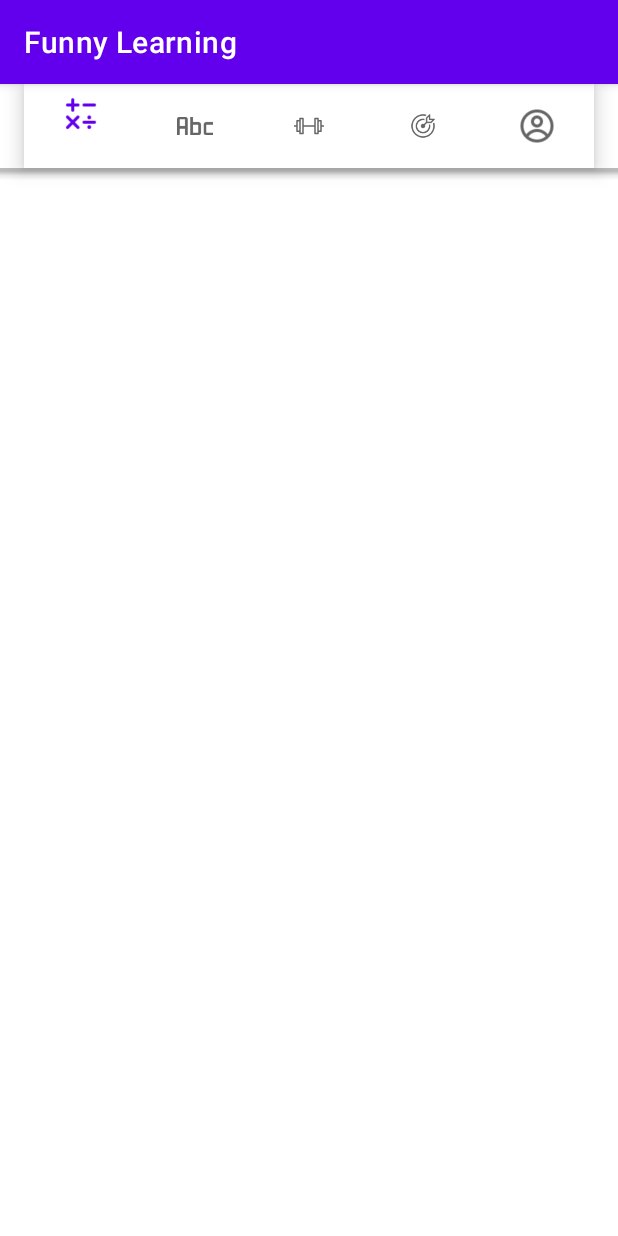
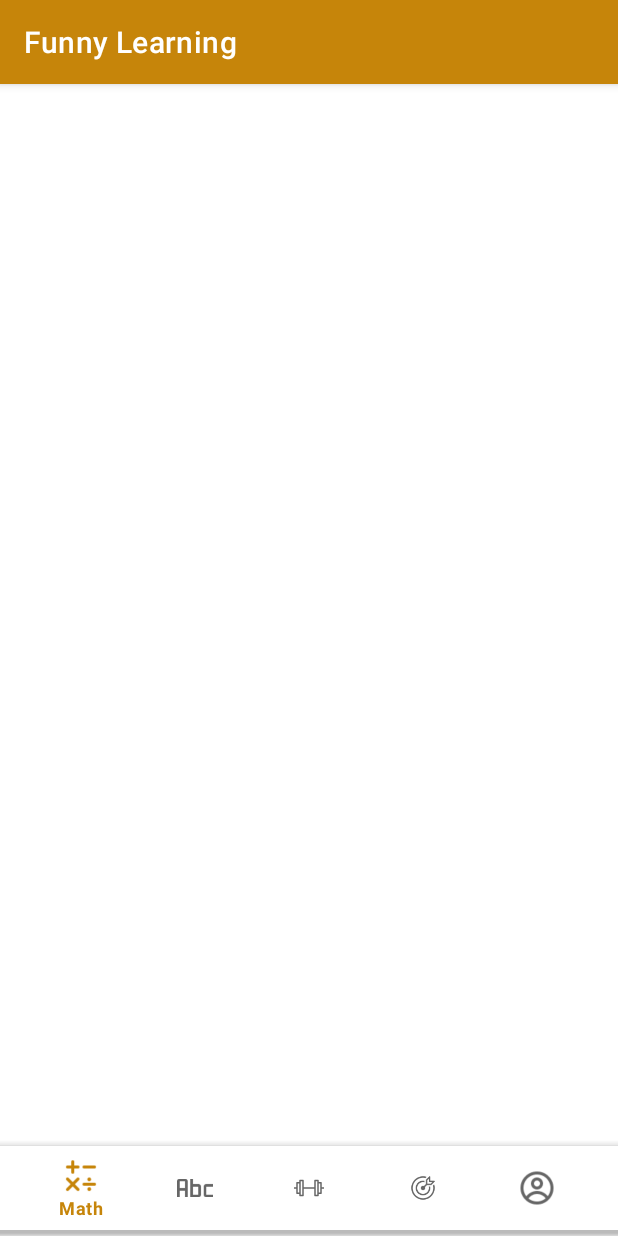
Before and after one commit to LarissaTan/SWE311-Mobile-design-Java-, an Android app: the Homepage screen opened directly, with no data from a screen before it, on a phone screen of 412 x 824 dp. Run offline under Robolectric (Android 15) with nearby library versions, the phone set to English and light mode, and no system bars; Roboto replaces fonts that are not available here.

Commit message:
navigation is done without bugs

```diff
--- a/app/src/main/java/com/example/funnylearning/MainActivity.java
+++ b/app/src/main/java/com/example/funnylearning/MainActivity.java
@@ -24,7 +24,7 @@ public class MainActivity extends AppCompatActivity {
         Timer timer = new Timer();
         timer.schedule(new TimerTask() {
             public void run() {
-                Intent it = new Intent(MainActivity.this, Login.class);
+                Intent it = new Intent(MainActivity.this, Homepage.class);
                 startActivity(it);
             }
         }, 3000);
--- /dev/null
+++ b/app/src/main/res/drawable/transparent_background.xml
@@ -0,0 +1,9 @@
+<?xml version="1.0" encoding="utf-8"?>
+<shape xmlns:android="http://schemas.android.com/apk/res/android"
+    android:padding="10dp"
+    android:shape="rectangle">
+
+    <solid android:color="#00000000"/>
+
+
+</shape>
--- a/app/src/main/res/layout/activity_homepage.xml
+++ b/app/src/main/res/layout/activity_homepage.xml
@@ -8,32 +8,40 @@
 
     <FrameLayout
         android:id="@+id/frame_layout_homepage"
-        android:layout_marginTop="140dp"
         android:layout_width="match_parent"
-        android:layout_height="480dp" />
-
+        android:layout_height="match_parent"
+        android:layout_marginBottom="65dp"
+        app:layout_constraintBottom_toTopOf="@+id/bottomApp"
+        app:layout_constraintTop_toTopOf="parent"
+        tools:ignore="MissingConstraints"/>
 
     <com.google.android.material.bottomappbar.BottomAppBar
+        android:id="@+id/bottomApp"
         android:layout_width="match_parent"
         android:layout_height="wrap_content"
-        android:id="@+id/bottomApp"
         android:layout_gravity="bottom"
+        android:layout_marginBottom="4dp"
         android:background="#ffffff"
-        app:fabCradleVerticalOffset="10dp"
         app:fabCradleMargin="10dp"
         app:fabCradleRoundedCornerRadius="10dp"
-        tools:ignore="BottomAppBar,MissingConstraints">
+        app:fabCradleVerticalOffset="10dp"
+        app:layout_constraintBottom_toBottomOf="parent"
+        app:layout_constraintStart_toStartOf="parent"
+        tools:ignore="BottomAppBar">
 
         <com.google.android.material.bottomnavigation.BottomNavigationView
             android:id="@+id/bottomNavigationView"
             android:layout_width="match_parent"
             android:layout_height="wrap_content"
+            app:itemRippleColor="#C6850A"
+            app:itemTextColor="#C6850A"
             android:layout_marginRight="16dp"
+            android:background="@drawable/transparent_background"
             app:itemIconSize="@dimen/design_navigation_icon_size"
             app:layout_constraintBottom_toBottomOf="parent"
             app:layout_constraintEnd_toEndOf="parent"
             app:layout_constraintStart_toStartOf="parent"
-            app:menu="@menu/navigation"/>
+            app:menu="@menu/navigation" />
 
     </com.google.android.material.bottomappbar.BottomAppBar>
 
--- a/app/src/main/res/menu/navigation.xml
+++ b/app/src/main/res/menu/navigation.xml
@@ -6,25 +6,30 @@
     <item
         android:id="@+id/nav_math"
         android:icon="@drawable/math_icon"
-        tools:ignore="ExtraText,MenuTitle" />
+        android:title="Math"
+        tools:ignore="ExtraText" />
 
     <item
         android:id="@+id/nav_read"
         android:icon="@drawable/english_icon"
-        tools:ignore="ExtraText,MenuTitle" />
+        android:title="Reading"
+        tools:ignore="ExtraText" />
     <item
         android:id="@+id/nav_exe"
-        tools:ignore="ExtraText,MenuTitle"
+        android:title="Exercise"
+        tools:ignore="ExtraText"
         android:icon="@drawable/exer_icon"/>
 
     <item
         android:id="@+id/nav_goal"
         android:icon="@drawable/goal_icon"
-        tools:ignore="ExtraText,MenuTitle" />
+        android:title="Goal"
+        tools:ignore="ExtraText" />
 
     <item
         android:id="@+id/nav_settings"
+        android:title="Setting"
         android:icon="@drawable/setting"
-        tools:ignore="ExtraText,MenuTitle" />
+        tools:ignore="ExtraText" />
 
 </menu>
--- a/app/src/main/res/values/themes.xml
+++ b/app/src/main/res/values/themes.xml
@@ -2,15 +2,15 @@
     <!-- Base application theme. -->
     <style name="Theme.FunnyLearning" parent="Theme.MaterialComponents.DayNight.DarkActionBar">
         <!-- Primary brand color. -->
-        <item name="colorPrimary">@color/purple_500</item>
-        <item name="colorPrimaryVariant">@color/purple_700</item>
+        <item name="colorPrimary">#C6850A</item>
+        <item name="colorPrimaryVariant">#C6850A</item>
         <item name="colorOnPrimary">@color/white</item>
         <!-- Secondary brand color. -->
         <item name="colorSecondary">@color/teal_200</item>
         <item name="colorSecondaryVariant">@color/teal_700</item>
         <item name="colorOnSecondary">@color/black</item>
         <!-- Status bar color. -->
-        <item name="android:statusBarColor">?attr/colorPrimaryVariant</item>
+        <item name="android:statusBarColor">#C6850A</item>
         <!-- Customize your theme here. -->
     </style>
 </resources>
```
